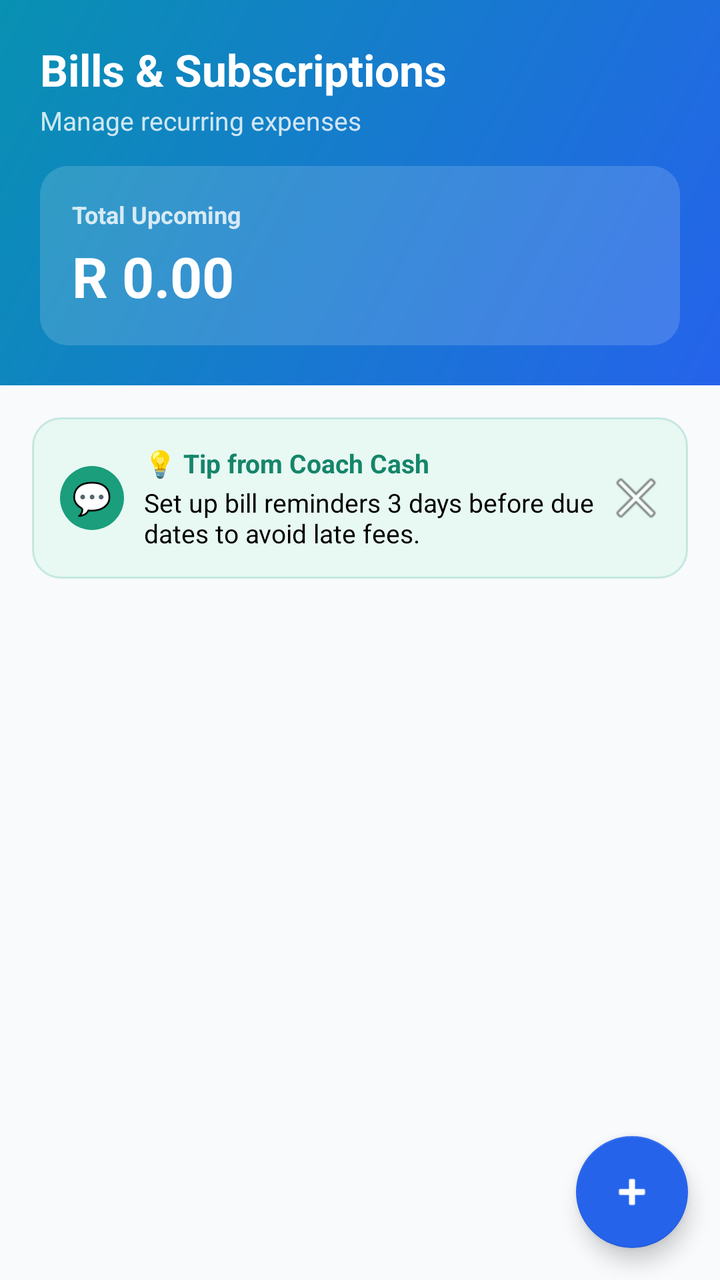
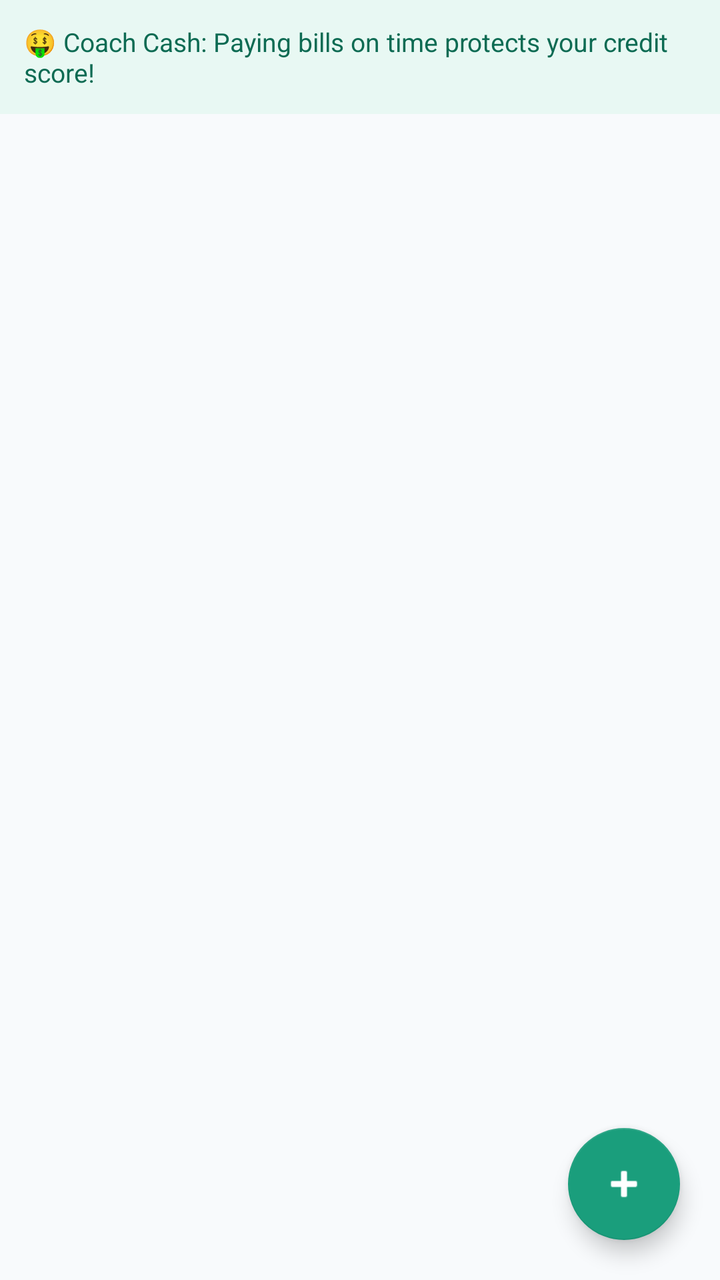

Two renders of the same Android screen: before a commit and after it. Below are the layout's source before the change and the commit's diff.
<!-- AndroidManifest.xml: application theme Theme.MoneyAssist -->
<!-- res/layout/fragment_bills.xml -->
<?xml version="1.0" encoding="utf-8"?>
<LinearLayout
    xmlns:android="http://schemas.android.com/apk/res/android"
    xmlns:app="http://schemas.android.com/apk/res-auto"
    android:layout_width="match_parent"
    android:layout_height="match_parent"
    android:orientation="vertical"
    android:background="@color/bg_page">

    
    <LinearLayout
        android:layout_width="match_parent"
        android:layout_height="wrap_content"
        android:background="@drawable/bg_hero_blue"
        android:padding="20dp"
        android:orientation="vertical">

        <TextView
            android:layout_width="wrap_content"
            android:layout_height="wrap_content"
            android:text="Bills &amp; Subscriptions"
            android:textColor="@color/white"
            android:textSize="22sp"
            android:textStyle="bold"/>
        <TextView
            android:layout_width="wrap_content"
            android:layout_height="wrap_content"
            android:text="Manage recurring expenses"
            android:textColor="#CCFFFFFF"
            android:textSize="13sp"
            android:layout_marginTop="2dp"/>

        <LinearLayout
            android:layout_width="match_parent"
            android:layout_height="wrap_content"
            android:background="@drawable/bg_networth_card"
            android:padding="16dp"
            android:orientation="vertical"
            android:layout_marginTop="14dp">

            <TextView
                android:layout_width="wrap_content"
                android:layout_height="wrap_content"
                android:text="Total Upcoming"
                android:textColor="#CCFFFFFF"
                android:textSize="12sp"
                android:textStyle="bold"/>
            <TextView
                android:id="@+id/tvBillsTotal"
                android:layout_width="wrap_content"
                android:layout_height="wrap_content"
                android:text="R 0.00"
                android:textColor="@color/white"
                android:textSize="28sp"
                android:textStyle="bold"
                android:layout_marginTop="4dp"/>
        </LinearLayout>
    </LinearLayout>

    
    <LinearLayout
        android:id="@+id/layoutTipBills"
        android:layout_width="match_parent"
        android:layout_height="wrap_content"
        android:orientation="horizontal"
        android:background="@drawable/bg_tip_banner"
        android:padding="14dp"
        android:gravity="center_vertical"
        android:layout_marginStart="16dp"
        android:layout_marginEnd="16dp"
        android:layout_marginTop="16dp">

        <TextView
            android:layout_width="32dp"
            android:layout_height="32dp"
            android:gravity="center"
            android:text="💬"
            android:textSize="16sp"
            android:background="@drawable/bg_coach_icon"
            android:layout_marginEnd="10dp"/>

        <LinearLayout
            android:layout_width="0dp"
            android:layout_height="wrap_content"
            android:layout_weight="1"
            android:orientation="vertical">
            <TextView
                android:layout_width="wrap_content"
                android:layout_height="wrap_content"
                android:text="💡 Tip from Coach Cash"
                android:textColor="@color/green_dark"
                android:textSize="13sp"
                android:textStyle="bold"/>
            <TextView
                android:layout_width="wrap_content"
                android:layout_height="wrap_content"
                android:text="Set up bill reminders 3 days before due dates to avoid late fees."
                android:textColor="@color/text_primary"
                android:textSize="13sp"
                android:layout_marginTop="2dp"/>
        </LinearLayout>

        <ImageButton
            android:id="@+id/btnCloseTipBills"
            android:layout_width="24dp"
            android:layout_height="24dp"
            android:src="@android:drawable/ic_menu_close_clear_cancel"
            android:background="?attr/selectableItemBackgroundBorderless"
            android:contentDescription="Close"/>
    </LinearLayout>

    
    <TextView
        android:id="@+id/tvEmptyBills"
        android:layout_width="match_parent"
        android:layout_height="wrap_content"
        android:text="No bills yet.\nTap + to add your first recurring bill."
        android:gravity="center"
        android:textSize="14sp"
        android:textColor="@color/text_light"
        android:padding="40dp"
        android:visibility="gone"/>

    <androidx.recyclerview.widget.RecyclerView
        android:id="@+id/rvBills"
        android:layout_width="match_parent"
        android:layout_height="0dp"
        android:layout_weight="1"
        android:padding="16dp"
        android:clipToPadding="false"
        android:paddingBottom="80dp"/>

    <com.google.android.material.floatingactionbutton.FloatingActionButton
        android:id="@+id/fabAddBill"
        android:layout_width="wrap_content"
        android:layout_height="wrap_content"
        android:layout_gravity="bottom|end"
        android:layout_margin="16dp"
        android:contentDescription="Add bill"
        app:backgroundTint="@color/blue_primary"
        app:srcCompat="@android:drawable/ic_input_add"
        app:tint="@color/white"/>

</LinearLayout>
<!-- resources referenced by this layout -->
<resources>
  <color name="bg_page">#F8FAFC</color>
  <color name="blue_primary">#2563EB</color>
  <color name="green_dark">#15856A</color>
  <color name="text_light">#000000</color>
  <color name="text_primary">#000000</color>
  <color name="white">#FFFFFFFF</color>
  <!-- drawable bg_coach_icon (drawable) -->
  <?xml version="1.0" encoding="utf-8"?>
  <shape xmlns:android="http://schemas.android.com/apk/res/android"
      android:shape="oval">
      <solid android:color="@color/green_primary"/>
  </shape>
  <!-- drawable bg_hero_blue (drawable) -->
  <?xml version="1.0" encoding="utf-8"?>
  <shape xmlns:android="http://schemas.android.com/apk/res/android">
      <gradient
          android:startColor="#2563EB"
          android:endColor="#0891B2"
          android:angle="135"
          android:type="linear"/>
  </shape>
  <!-- drawable bg_networth_card (drawable) -->
  <?xml version="1.0" encoding="utf-8"?>
  <shape xmlns:android="http://schemas.android.com/apk/res/android">
      <solid android:color="#26FFFFFF"/>
      <corners android:radius="14dp"/>
  </shape>
  <!-- drawable bg_tip_banner (drawable) -->
  <?xml version="1.0" encoding="utf-8"?>
  <shape xmlns:android="http://schemas.android.com/apk/res/android">
      <solid android:color="#E8F8F3"/>
      <stroke android:width="1dp" android:color="#331A9E7C"/>
      <corners android:radius="14dp"/>
  </shape>
  <style name="Theme.MoneyAssist" parent="Theme.MaterialComponents.DayNight.NoActionBar">
          <item name="colorPrimary">@color/green_primary</item>
          <item name="colorPrimaryVariant">@color/green_dark</item>
          <item name="colorOnPrimary">@color/white</item>
          <item name="colorSecondary">@color/green_mid</item>
          <item name="colorSecondaryVariant">@color/green_dark</item>
          <item name="colorOnSecondary">@color/white</item>
          <item name="android:statusBarColor" tools:targetApi="l">@color/green_dark</item>
          <item name="android:windowBackground">@color/bg_page</item>
          <item name="android:textColor">@color/black</item>
          <item name="android:editTextColor">@color/black</item>
          <item name="android:textColorHint">@color/black</item>
      </style>
  <color name="green_primary">#1A9E7C</color>
  <color name="green_mid">#2BB891</color>
  <color name="black">#FF000000</color>
</resources>

<!-- the commit's change to res/layout/fragment_bills.xml (unified diff, before → after) -->
@@ -1,144 +1,44 @@
 <?xml version="1.0" encoding="utf-8"?>
-<LinearLayout
+<androidx.coordinatorlayout.widget.CoordinatorLayout
     xmlns:android="http://schemas.android.com/apk/res/android"
     xmlns:app="http://schemas.android.com/apk/res-auto"
     android:layout_width="match_parent"
     android:layout_height="match_parent"
-    android:orientation="vertical"
     android:background="@color/bg_page">
 
-    
-    <LinearLayout
-        android:layout_width="match_parent"
-        android:layout_height="wrap_content"
-        android:background="@drawable/bg_hero_blue"
-        android:padding="20dp"
+    <LinearLayout android:layout_width="match_parent" android:layout_height="match_parent"
         android:orientation="vertical">
 
-        <TextView
-            android:layout_width="wrap_content"
-            android:layout_height="wrap_content"
-            android:text="Bills &amp; Subscriptions"
-            android:textColor="@color/white"
-            android:textSize="22sp"
-            android:textStyle="bold"/>
-        <TextView
-            android:layout_width="wrap_content"
-            android:layout_height="wrap_content"
-            android:text="Manage recurring expenses"
-            android:textColor="#CCFFFFFF"
-            android:textSize="13sp"
-            android:layout_marginTop="2dp"/>
+        
+        <TextView android:layout_width="match_parent" android:layout_height="wrap_content"
+            android:padding="12dp" android:background="@color/green_light"
+            android:text="🤑 Coach Cash: Paying bills on time protects your credit score!"
+            android:textColor="@color/green_dark" android:textSize="13sp"/>
 
-        <LinearLayout
+        <TextView android:id="@+id/tv_empty_bills"
+            android:layout_width="match_parent" android:layout_height="wrap_content"
+            android:padding="24dp" android:gravity="center"
+            android:text="No bills yet. Tap + to add one!"
+            android:textColor="@color/text_secondary" android:visibility="gone"/>
+
+        <androidx.recyclerview.widget.RecyclerView
+            android:id="@+id/recycler_bills"
             android:layout_width="match_parent"
-            android:layout_height="wrap_content"
-            android:background="@drawable/bg_networth_card"
-            android:padding="16dp"
-            android:orientation="vertical"
-            android:layout_marginTop="14dp">
-
-            <TextView
-                android:layout_width="wrap_content"
-                android:layout_height="wrap_content"
-                android:text="Total Upcoming"
-                android:textColor="#CCFFFFFF"
-                android:textSize="12sp"
-                android:textStyle="bold"/>
-            <TextView
-                android:id="@+id/tvBillsTotal"
-                android:layout_width="wrap_content"
-                android:layout_height="wrap_content"
-                android:text="R 0.00"
-                android:textColor="@color/white"
-                android:textSize="28sp"
-                android:textStyle="bold"
-                android:layout_marginTop="4dp"/>
-        </LinearLayout>
+            android:layout_height="0dp"
+            android:layout_weight="1"
+            android:padding="12dp"
+            android:clipToPadding="false"/>
     </LinearLayout>
 
-    
-    <LinearLayout
-        android:id="@+id/layoutTipBills"
-        android:layout_width="match_parent"
-        android:layout_height="wrap_content"
-        android:orientation="horizontal"
-        android:background="@drawable/bg_tip_banner"
-        android:padding="14dp"
-        android:gravity="center_vertical"
-        android:layout_marginStart="16dp"
-        android:layout_marginEnd="16dp"
-        android:layout_marginTop="16dp">
-
-        <TextView
-            android:layout_width="32dp"
-            android:layout_height="32dp"
-            android:gravity="center"
-            android:text="💬"
-            android:textSize="16sp"
-            android:background="@drawable/bg_coach_icon"
-            android:layout_marginEnd="10dp"/>
-
-        <LinearLayout
-            android:layout_width="0dp"
-            android:layout_height="wrap_content"
-            android:layout_weight="1"
-            android:orientation="vertical">
-            <TextView
-                android:layout_width="wrap_content"
-                android:layout_height="wrap_content"
-                android:text="💡 Tip from Coach Cash"
-                android:textColor="@color/green_dark"
-                android:textSize="13sp"
-                android:textStyle="bold"/>
-            <TextView
-                android:layout_width="wrap_content"
-                android:layout_height="wrap_content"
-                android:text="Set up bill reminders 3 days before due dates to avoid late fees."
-                android:textColor="@color/text_primary"
-                android:textSize="13sp"
-                android:layout_marginTop="2dp"/>
-        </LinearLayout>
-
-        <ImageButton
-            android:id="@+id/btnCloseTipBills"
-            android:layout_width="24dp"
-            android:layout_height="24dp"
-            android:src="@android:drawable/ic_menu_close_clear_cancel"
-            android:background="?attr/selectableItemBackgroundBorderless"
-            android:contentDescription="Close"/>
-    </LinearLayout>
-
-    
-    <TextView
-        android:id="@+id/tvEmptyBills"
-        android:layout_width="match_parent"
-        android:layout_height="wrap_content"
-        android:text="No bills yet.\nTap + to add your first recurring bill."
-        android:gravity="center"
-        android:textSize="14sp"
-        android:textColor="@color/text_light"
-        android:padding="40dp"
-        android:visibility="gone"/>
-
-    <androidx.recyclerview.widget.RecyclerView
-        android:id="@+id/rvBills"
-        android:layout_width="match_parent"
-        android:layout_height="0dp"
-        android:layout_weight="1"
-        android:padding="16dp"
-        android:clipToPadding="false"
-        android:paddingBottom="80dp"/>
-
     <com.google.android.material.floatingactionbutton.FloatingActionButton
-        android:id="@+id/fabAddBill"
+        android:id="@+id/fab_add_bill"
         android:layout_width="wrap_content"
         android:layout_height="wrap_content"
         android:layout_gravity="bottom|end"
-        android:layout_margin="16dp"
+        android:layout_margin="20dp"
+        android:src="@android:drawable/ic_input_add"
         android:contentDescription="Add bill"
-        app:backgroundTint="@color/blue_primary"
-        app:srcCompat="@android:drawable/ic_input_add"
+        app:backgroundTint="@color/green_primary"
         app:tint="@color/white"/>
 
-</LinearLayout>
+</androidx.coordinatorlayout.widget.CoordinatorLayout>
<!-- resource entries referenced after the edit -->
@@ -1,54 +1,32 @@
 <!-- resources referenced by this layout -->
 <resources>
   <color name="bg_page">#F8FAFC</color>
-  <color name="blue_primary">#2563EB</color>
-  <color name="green_dark">#15856A</color>
-  <color name="text_light">#000000</color>
-  <color name="text_primary">#000000</color>
-  <color name="white">#FFFFFFFF</color>
-  <!-- drawable bg_coach_icon (drawable) -->
-  <?xml version="1.0" encoding="utf-8"?>
-  <shape xmlns:android="http://schemas.android.com/apk/res/android"
-      android:shape="oval">
-      <solid android:color="@color/green_primary"/>
-  </shape>
-  <!-- drawable bg_hero_blue (drawable) -->
-  <?xml version="1.0" encoding="utf-8"?>
-  <shape xmlns:android="http://schemas.android.com/apk/res/android">
-      <gradient
-          android:startColor="#2563EB"
-          android:endColor="#0891B2"
-          android:angle="135"
-          android:type="linear"/>
-  </shape>
-  <!-- drawable bg_networth_card (drawable) -->
-  <?xml version="1.0" encoding="utf-8"?>
-  <shape xmlns:android="http://schemas.android.com/apk/res/android">
-      <solid android:color="#26FFFFFF"/>
-      <corners android:radius="14dp"/>
-  </shape>
-  <!-- drawable bg_tip_banner (drawable) -->
-  <?xml version="1.0" encoding="utf-8"?>
-  <shape xmlns:android="http://schemas.android.com/apk/res/android">
-      <solid android:color="#E8F8F3"/>
-      <stroke android:width="1dp" android:color="#331A9E7C"/>
-      <corners android:radius="14dp"/>
-  </shape>
+  <color name="green_dark">#0D6B53</color>
+  <color name="green_light">#E8F8F3</color>
+  <color name="text_primary">#1E293B</color>
+  <color name="bg_card">#FFFFFF</color>
+  <style name="Widget.MoneyAssist.BottomNav" parent="Widget.MaterialComponents.BottomNavigationView">
+          <item name="itemIconTint">@color/bottom_nav_color</item>
+          <item name="itemTextColor">@color/bottom_nav_color</item>
+          <item name="backgroundTint">@color/white</item>
+      </style>
+  <color name="white">#FFFFFF</color>
   <style name="Theme.MoneyAssist" parent="Theme.MaterialComponents.DayNight.NoActionBar">
           <item name="colorPrimary">@color/green_primary</item>
           <item name="colorPrimaryVariant">@color/green_dark</item>
           <item name="colorOnPrimary">@color/white</item>
-          <item name="colorSecondary">@color/green_mid</item>
-          <item name="colorSecondaryVariant">@color/green_dark</item>
-          <item name="colorOnSecondary">@color/white</item>
-          <item name="android:statusBarColor" tools:targetApi="l">@color/green_dark</item>
+          <item name="colorSecondary">@color/yellow_accent</item>
+          <item name="colorOnSecondary">@color/text_primary</item>
+          <item name="colorSurface">@color/bg_card</item>
+          <item name="colorOnSurface">@color/text_primary</item>
           <item name="android:windowBackground">@color/bg_page</item>
-          <item name="android:textColor">@color/black</item>
-          <item name="android:editTextColor">@color/black</item>
-          <item name="android:textColorHint">@color/black</item>
+          <item name="android:statusBarColor">@color/green_dark</item>
+  
+          
+          <item name="bottomNavigationStyle">@style/Widget.MoneyAssist.BottomNav</item>
       </style>
+  <color name="yellow_accent">#F59E0B</color>
   <color name="green_primary">#1A9E7C</color>
-  <color name="green_mid">#2BB891</color>
-  <color name="black">#FF000000</color>
+  <color name="text_secondary">#64748B</color>
 </resources>
 
